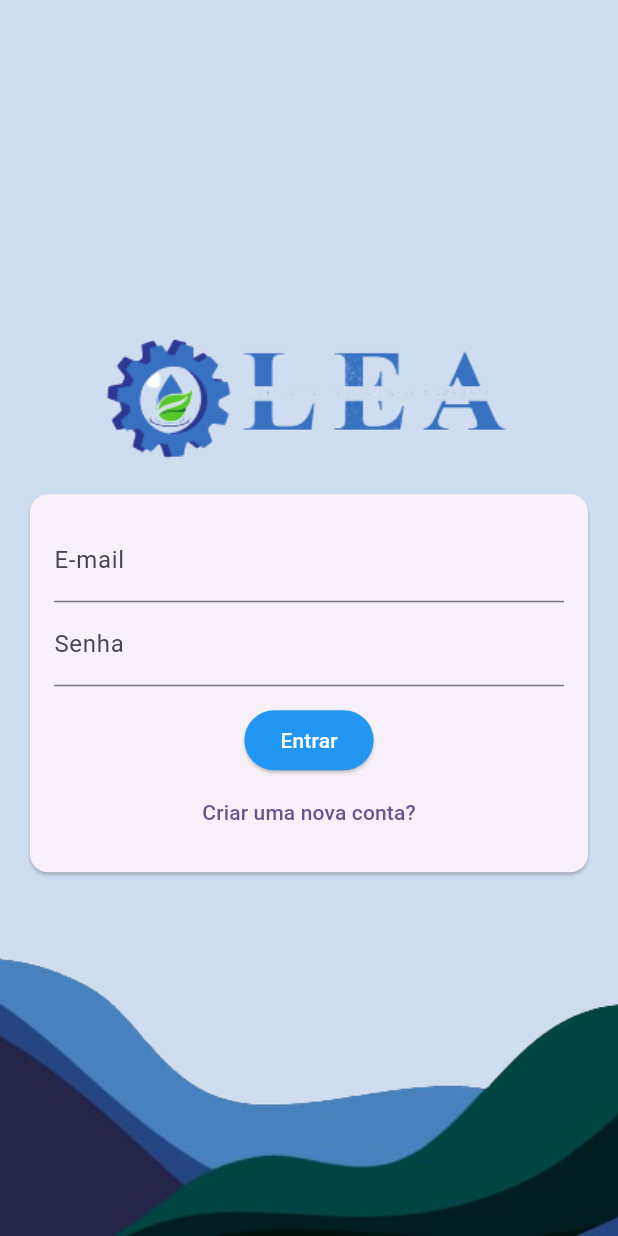
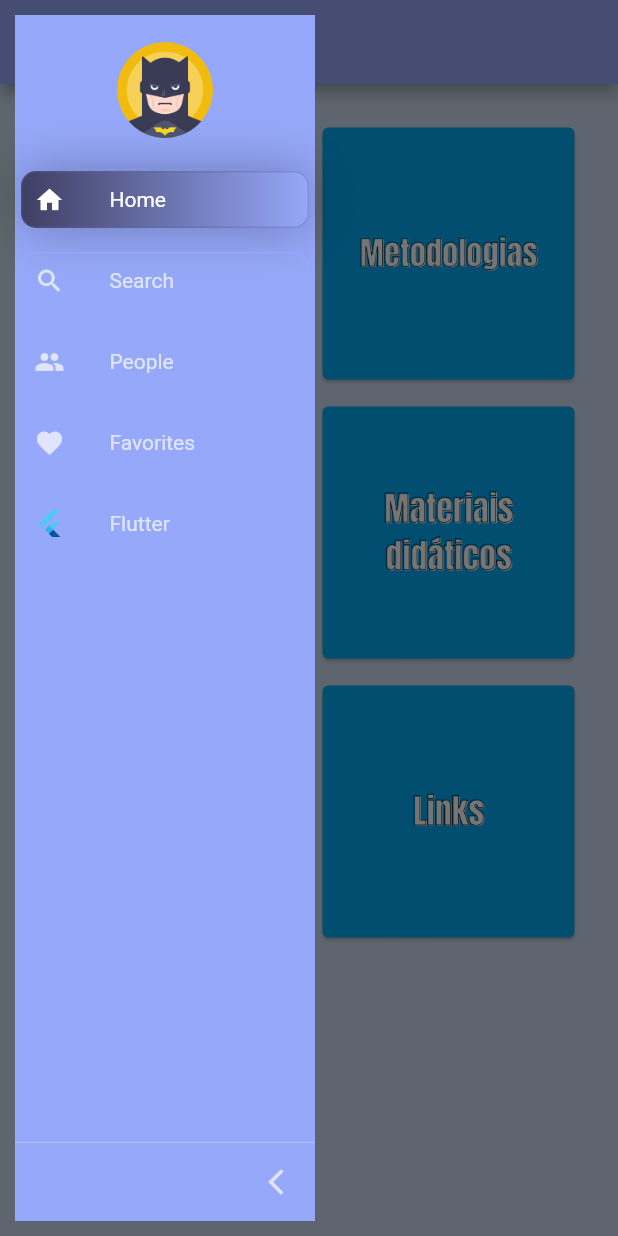
Before and after one commit to AntonioSantosFilho/APP-appLea, a Flutter app: the screen it shows after launch, with the side drawer open (before the commit the screen has no drawer), on a phone screen of 412 x 824 dp. Run offline on Flutter 3.47's test engine with Material 2 defaults, Android fonts, the phone set to English and light mode, and no system bars; drawn by our look-alikes of sidebarx.

Commit message:
sidebar added

```diff
--- /dev/null
+++ b/lib/components/sidebar.dart
@@ -0,0 +1,220 @@
+import 'package:flutter/foundation.dart';
+import 'package:flutter/material.dart';
+import 'package:sidebarx/sidebarx.dart';
+
+import '../pages/menu_page.dart';
+
+class SidebarXExampleApp extends StatelessWidget {
+  SidebarXExampleApp({Key? key}) : super(key: key);
+
+  final _controller = SidebarXController(selectedIndex: 0, extended: true);
+  final _key = GlobalKey<ScaffoldState>();
+
+  @override
+  Widget build(BuildContext context) {
+    return MaterialApp(
+      title: 'Menu',
+      debugShowCheckedModeBanner: false,
+      theme: ThemeData(
+        primaryColor: primaryColor,
+        canvasColor: canvasColor,
+        scaffoldBackgroundColor: scaffoldBackgroundColor,
+        textTheme: const TextTheme(
+          headlineSmall: TextStyle(
+            color: Colors.white,
+            fontSize: 46,
+            fontWeight: FontWeight.w800,
+          ),
+        ),
+      ),
+      home: Builder(
+        builder: (context) {
+          final isSmallScreen = MediaQuery.of(context).size.width < 600;
+          return Scaffold(
+            key: _key,
+            appBar: isSmallScreen
+                ? AppBar(
+                    backgroundColor: canvasColor,
+                    title: Text(_getTitleByIndex(_controller.selectedIndex)),
+                    leading: IconButton(
+                      onPressed: () {
+                        _key.currentState?.openDrawer();
+                      },
+                      icon: const Icon(Icons.menu),
+                    ),
+                  )
+                : null,
+            drawer: ExampleSidebarX(controller: _controller),
+            body: Row(
+              children: [
+                if (!isSmallScreen) ExampleSidebarX(controller: _controller),
+                Expanded(
+                  child: Center(
+                    child: _ScreensExample(
+                      controller: _controller,
+                    ),
+                  ),
+                ),
+              ],
+            ),
+          );
+        },
+      ),
+    );
+  }
+}
+
+class ExampleSidebarX extends StatelessWidget {
+  const ExampleSidebarX({
+    Key? key,
+    required SidebarXController controller,
+  })  : _controller = controller,
+        super(key: key);
+
+  final SidebarXController _controller;
+
+  @override
+  Widget build(BuildContext context) {
+    return SidebarX(
+      controller: _controller,
+      theme: SidebarXTheme(
+        margin: const EdgeInsets.all(10),
+        decoration: BoxDecoration(
+          color: canvasColor,
+          borderRadius: BorderRadius.circular(20),
+        ),
+        hoverColor: scaffoldBackgroundColor,
+        textStyle: TextStyle(color: Colors.white.withOpacity(0.7)),
+        selectedTextStyle: const TextStyle(color: Colors.white),
+        itemTextPadding: const EdgeInsets.only(left: 30),
+        selectedItemTextPadding: const EdgeInsets.only(left: 30),
+        itemDecoration: BoxDecoration(
+          borderRadius: BorderRadius.circular(10),
+          border: Border.all(color: canvasColor),
+        ),
+        selectedItemDecoration: BoxDecoration(
+          borderRadius: BorderRadius.circular(10),
+          border: Border.all(
+            color: actionColor.withOpacity(0.37),
+          ),
+          gradient: const LinearGradient(
+            colors: [accentCanvasColor, canvasColor],
+          ),
+          boxShadow: [
+            BoxShadow(
+              color: Colors.black.withOpacity(0.28),
+              blurRadius: 30,
+            )
+          ],
+        ),
+        iconTheme: IconThemeData(
+          color: Colors.white.withOpacity(0.7),
+          size: 20,
+        ),
+        selectedIconTheme: const IconThemeData(
+          color: Colors.white,
+          size: 20,
+        ),
+      ),
+      extendedTheme: const SidebarXTheme(
+        width: 200,
+        decoration: BoxDecoration(
+          color: canvasColor,
+        ),
+      ),
+      footerDivider: divider,
+      headerBuilder: (context, extended) {
+        return SizedBox(
+          height: 100,
+          child: Padding(
+            padding: const EdgeInsets.all(16.0),
+            child: Image.asset('assets/images/avatar.png'),
+          ),
+        );
+      },
+      items: [
+        SidebarXItem(
+          icon: Icons.home,
+          label: 'Home',
+          onTap: () {
+            debugPrint('Home');
+          },
+        ),
+        const SidebarXItem(
+          icon: Icons.search,
+          label: 'Search',
+        ),
+        const SidebarXItem(
+          icon: Icons.people,
+          label: 'People',
+        ),
+        const SidebarXItem(
+          icon: Icons.favorite,
+          label: 'Favorites',
+        ),
+        const SidebarXItem(
+          iconWidget: FlutterLogo(size: 20),
+          label: 'Flutter',
+        ),
+      ],
+    );
+  }
+}
+
+class _ScreensExample extends StatelessWidget {
+  const _ScreensExample({
+    Key? key,
+    required this.controller,
+  }) : super(key: key);
+
+  final SidebarXController controller;
+
+  @override
+  Widget build(BuildContext context) {
+    final theme = Theme.of(context);
+    return AnimatedBuilder(
+      animation: controller,
+      builder: (context, child) {
+        final pageTitle = _getTitleByIndex(controller.selectedIndex);
+        switch (controller.selectedIndex) {
+          case 0:
+            return MenuPage();
+          default:
+            return Text(
+              pageTitle,
+              style: theme.textTheme.headlineSmall,
+            );
+        }
+      },
+    );
+  }
+}
+
+String _getTitleByIndex(int index) {
+  switch (index) {
+    case 0:
+      return 'Home';
+    case 1:
+      return 'Search';
+    case 2:
+      return 'People';
+    case 3:
+      return 'Favorites';
+    case 4:
+      return 'Custom iconWidget';
+    case 5:
+      return 'Profile';
+    case 6:
+      return 'Settings';
+    default:
+      return 'Not found page';
+  }
+}
+
+const primaryColor = Color(0xFF685BFF);
+const canvasColor = Color.fromARGB(255, 150, 168, 249);
+const scaffoldBackgroundColor = Color(0xFF464667);
+const accentCanvasColor = Color(0xFF3E3E61);
+const white = Colors.white;
+final actionColor = const Color(0xFF5F5FA7).withOpacity(0.6);
+final divider = Divider(color: white.withOpacity(0.3), height: 1);
--- a/lib/main.dart
+++ b/lib/main.dart
@@ -1,26 +1,9 @@
-import 'package:applealogin/components/auth_form.dart';
-import 'package:applealogin/pages/auth_page.dart';
-import 'package:applealogin/pages/menu_page.dart';
+import 'package:flutter/foundation.dart';
 import 'package:flutter/material.dart';
+import 'package:sidebarx/sidebarx.dart';
+
+import 'components/sidebar.dart';
 
 void main() {
-  runApp(const MyApp());
+  runApp(SidebarXExampleApp());
 }
-
-class MyApp extends StatelessWidget {
-  const MyApp({super.key});
-
-  // This widget is the root of your application.
-  @override
-  Widget build(BuildContext context) {
-    return MaterialApp(
-      title: 'Flutter Demo',
-      theme: ThemeData(
-        colorScheme: ColorScheme.fromSeed(seedColor: Colors.deepPurple),
-        useMaterial3: true,
-      ),
-      home: AuthPage(),
-      debugShowCheckedModeBanner: false,
-    );
-  }
-}
--- a/lib/pages/menu_page.dart
+++ b/lib/pages/menu_page.dart
@@ -1,22 +1,20 @@
+import 'package:flutter/foundation.dart';
 import 'package:flutter/material.dart';
+import 'package:sidebarx/sidebarx.dart';
 
 class MenuPage extends StatelessWidget {
   const MenuPage({Key? key});
 
   void _handleCardClick(BuildContext context, int index) {
-
     print('Card clicado: $index');
 
-    if(index == 0){
-
-    }else if(index == 1){
-
-    }else if(index == 2){
-    }else if(index == 3){
-
-    }else if(index == 4){
-    }else if(index == 5){}
-
+    if (index == 0) {
+      print('Card clicado: $index');
+    } else if (index == 1) {
+    } else if (index == 2) {
+    } else if (index == 3) {
+    } else if (index == 4) {
+    } else if (index == 5) {}
   }
 
   @override
@@ -33,12 +31,11 @@ class MenuPage extends StatelessWidget {
 
     return Scaffold(
       backgroundColor: Color.fromARGB(255, 207, 221, 240),
-      appBar: AppBar(title: const Text('Menu')),
       body: Padding(
         padding: const EdgeInsets.all(25.0),
         child: GridView.builder(
-          gridDelegate: SliverGridDelegateWithFixedCrossAxisCount(
-            crossAxisCount: 2, // Número de colunas
+          gridDelegate: const SliverGridDelegateWithFixedCrossAxisCount(
+            crossAxisCount: kIsWeb ? 6 : 2,
             crossAxisSpacing: 10.0,
             mainAxisSpacing: 10.0,
           ),
@@ -48,15 +45,11 @@ class MenuPage extends StatelessWidget {
               onTap: () => _handleCardClick(context, index),
               child: Card(
                 color: Color(0xFF03A9F4),
-                child: SizedBox(
-                  width: 200.0, // Defina a largura desejada para o card
-                  height: 200.0, // Defina a altura desejada para o card
-                  child: Padding(
-                    padding: const EdgeInsets.all(22),
-                    child: Image.asset(
-                      imagePaths[index],
-                      fit: BoxFit.cover,
-                    ),
+                child: Padding(
+                  padding: const EdgeInsets.all(22),
+                  child: Image.asset(
+                    imagePaths[index],
+                    fit: BoxFit.cover,
                   ),
                 ),
               ),
```
Also changed, not shown: assets/images/avatar.png (added), pubspec.lock, 2 other files.
